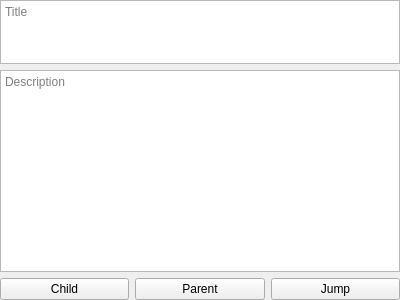
Before: the Qt Designer form sarasvati/toolbox_plex_quick/widget.ui in akdasa/sarasvati, drawn with Qt 5.
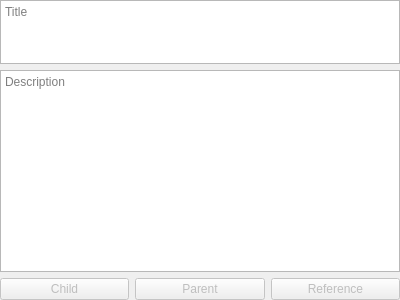
After: the same form once the commit is applied.

The edit to the form file:
```diff
--- a/sarasvati/toolbox_plex_quick/widget.ui
+++ b/sarasvati/toolbox_plex_quick/widget.ui
@@ -50,6 +50,9 @@
     <layout class="QHBoxLayout" name="buttonsLayout">
      <item>
       <widget class="QPushButton" name="createChildButton">
+       <property name="enabled">
+        <bool>false</bool>
+       </property>
        <property name="text">
         <string>Child</string>
        </property>
@@ -57,6 +60,9 @@
      </item>
      <item>
       <widget class="QPushButton" name="createParentButton">
+       <property name="enabled">
+        <bool>false</bool>
+       </property>
        <property name="text">
         <string>Parent</string>
        </property>
@@ -66,9 +72,15 @@
       </widget>
      </item>
      <item>
-      <widget class="QPushButton" name="createJumpButton">
+      <widget class="QPushButton" name="createReferenceButton">
+       <property name="enabled">
+        <bool>false</bool>
+       </property>
        <property name="text">
-        <string>Jump</string>
+        <string>Reference</string>
+       </property>
+       <property name="flat">
+        <bool>false</bool>
        </property>
       </widget>
      </item>
```
